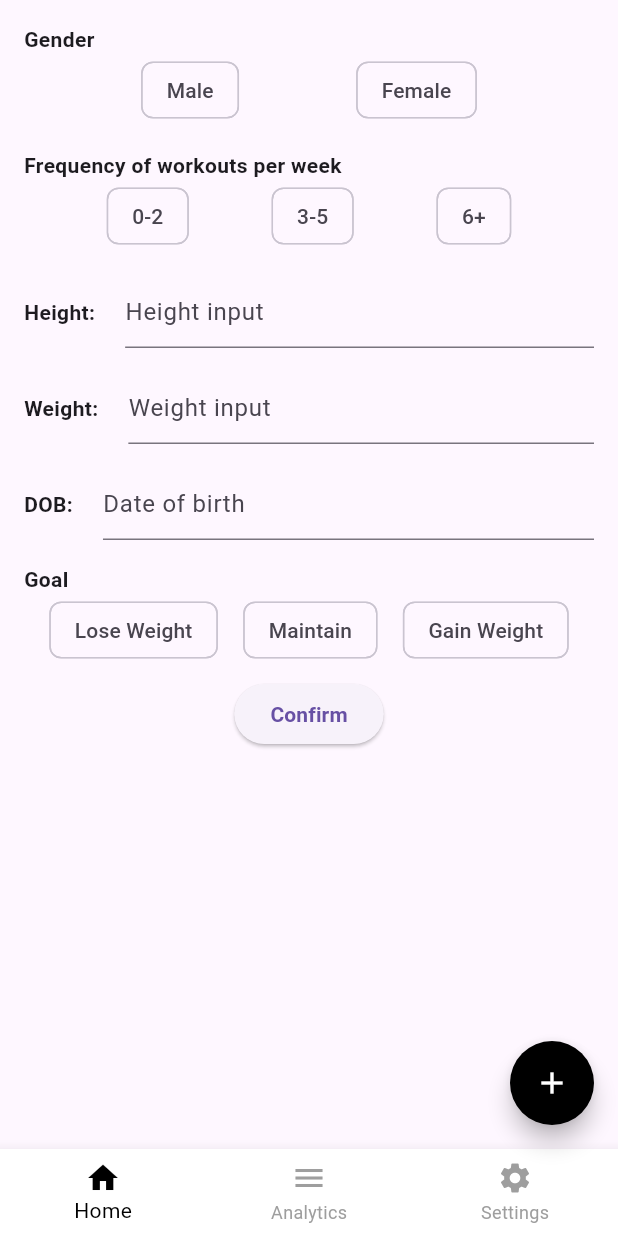
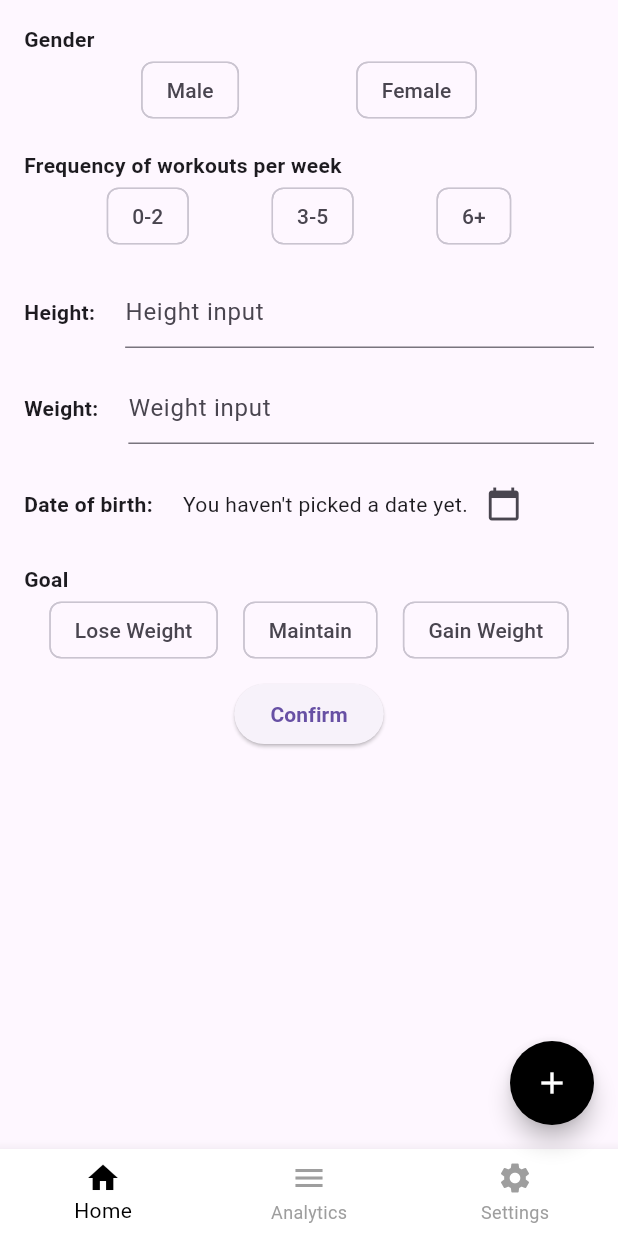
Before and after one commit to giahuyto3107/NutriPal, a Flutter app: the screen it shows after launch, after a tap on the "add" icon, on a phone screen of 412 x 824 dp. Run offline on Flutter 3.47's test engine with Material 3 defaults, Android fonts, the phone set to English and light mode, and no system bars; accounts and stored records are empty.

Commit message:
Add validation  and finish initial UI for user input page, ready for creating appealing UI for user input page

```diff
--- a/nutripal/lib/src/features/articles/presentation/view/user_input.dart
+++ b/nutripal/lib/src/features/articles/presentation/view/user_input.dart
@@ -2,6 +2,7 @@ import 'package:flutter/material.dart';
 import 'package:provider/provider.dart';
 import '../../domain/user_profile_input.dart';
 import '../viewmodel/user_profile_store.dart';
+import 'package:intl/intl.dart';
 
 class UserInputPage extends StatefulWidget {
   final VoidCallback onConfirmed;
@@ -58,8 +59,7 @@ class _UserInputPageState extends State<UserInputPage> {
                 title: "Height:", controller: heightController, hintText: "Height input"),
             _TextFieldSection(
                 title: "Weight:", controller: weightController, hintText: "Weight input"),
-            _TextFieldSection(
-                title: "DOB:", controller: dobController, hintText: "Date of birth"),
+            _DateOfBirthSection(),
             _MultipleChoiceSection(
               title: "Goal",
               options: goalOptions,
@@ -198,3 +198,99 @@ class _TextFieldSection extends StatelessWidget {
     );
   }
 }
+
+class _DateOfBirthSection extends StatefulWidget {
+  @override
+  State<_DateOfBirthSection> createState() => _DateOfBirthSectionState();
+}
+
+class _DateOfBirthSectionState extends State<_DateOfBirthSection> {
+  DateTime? selectedDate;
+
+  @override
+  Widget build(BuildContext context) {
+    var date = selectedDate;
+
+    return Padding(
+      padding: const EdgeInsets.all(8.0),
+      child: Row(
+        mainAxisAlignment: MainAxisAlignment.spaceEvenly,
+        children: [
+          Text(
+            "Date of birth:",
+            style: TextStyle(
+              fontWeight: FontWeight.bold
+            ),
+          ),
+
+          SizedBox(width: 20),
+
+          Expanded(
+            child: Row(
+              children: [
+                Text(
+                  date == null
+                    ? "You haven't picked a date yet."
+                    : DateFormat("dd/MM/yyyy").format(date),
+                ),
+                IconButton(
+                  icon: const Icon(Icons.calendar_today),
+                  onPressed: () async {
+                    var pickedDate = await showDatePicker(
+                      context: context,
+                      initialDate: date ?? DateTime.now(),
+                      firstDate: DateTime(2019),
+                      lastDate: DateTime(2050)
+                    );
+
+                    setState(() {
+                      selectedDate = pickedDate;
+                    });
+                  },
+                )
+              ],
+            ),
+          )
+        ],
+      ),
+    );
+  }
+}
+
+class _DesiredWeightSection extends StatefulBuilder {
+
+  State<_DesiredWeightSection> createState() => _DesiredWeightSectionState();
+}
+
+class _DesiredWeightSectionState extends State<_DesiredWeightSection> {
+
+  @override
+  Widget build(BuildContext context) {
+
+    return Padding(
+      padding: EdgeInsets.all(8.0),
+      child: Column(
+        children: [
+          Text(
+            "Desired Weight",
+            style: TextStyle(
+              fontWeight: FontWeight.bold
+            ),
+          ),
+
+          Slider(
+            value: weight,
+            onChanged: (newWeight) {
+              setState(() {
+                weight = newWeight;
+              })
+            },
+            label: "$weight",
+            min: 5,
+            max: double.infinity
+          )
+        ],
+      ),
+    )
+  }
+}
--- a/nutripal/pubspec.yaml
+++ b/nutripal/pubspec.yaml
@@ -10,6 +10,7 @@ dependencies:
   flutter:
     sdk: flutter
   provider: ^6.1.5
+  intl: ^0.20.2
 
 dev_dependencies:
   flutter_test:
```
Also changed, not shown: nutripal/lib/src/features/articles/domain/user_profile_validators.dart (added, +15 -0 lines), nutripal/pubspec.lock.
